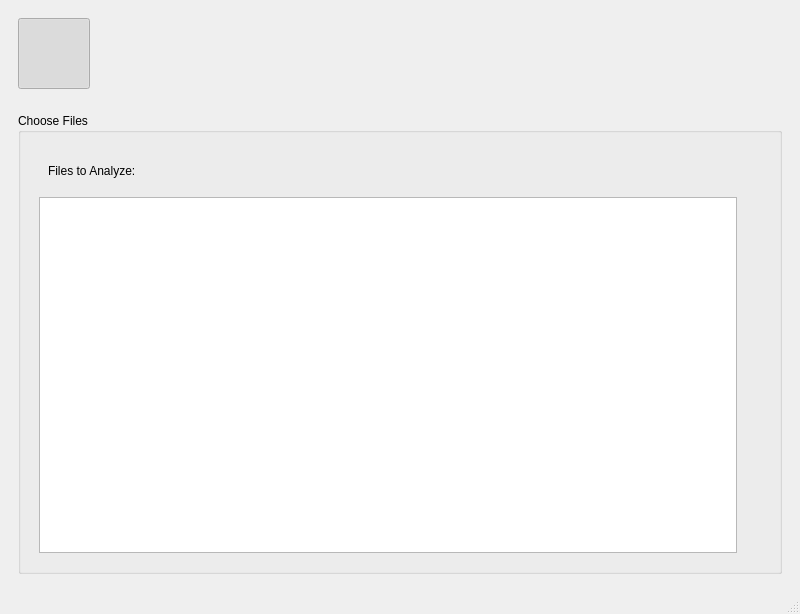
The window that gui_files/new_main_window.ui (ELVIS-Project/vis-framework) describes before a commit, drawn with Qt 5.
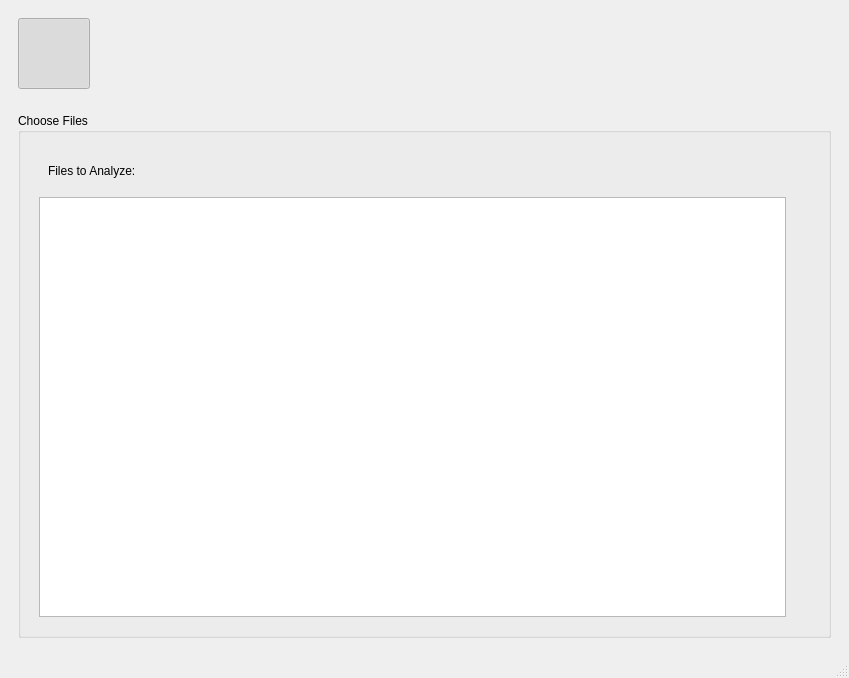
The same window after the commit. The open tabs and pages were chosen to show the change. Icons and pictures are not drawn.

```diff
--- a/gui_files/new_main_window.ui
+++ b/gui_files/new_main_window.ui
@@ -6,8 +6,8 @@
    <rect>
     <x>0</x>
     <y>0</y>
-    <width>800</width>
-    <height>600</height>
+    <width>849</width>
+    <height>678</height>
    </rect>
   </property>
   <property name="windowTitle">
@@ -252,8 +252,8 @@
                    </property>
                    <property name="iconSize">
                     <size>
-                     <width>22</width>
-                     <height>22</height>
+                     <width>32</width>
+                     <height>32</height>
                     </size>
                    </property>
                    <property name="flat">
@@ -275,8 +275,8 @@
                    </property>
                    <property name="iconSize">
                     <size>
-                     <width>22</width>
-                     <height>22</height>
+                     <width>32</width>
+                     <height>32</height>
                     </size>
                    </property>
                    <property name="flat">
```
Left out of the diff: 187 changed lines with no effect on the pictures.
